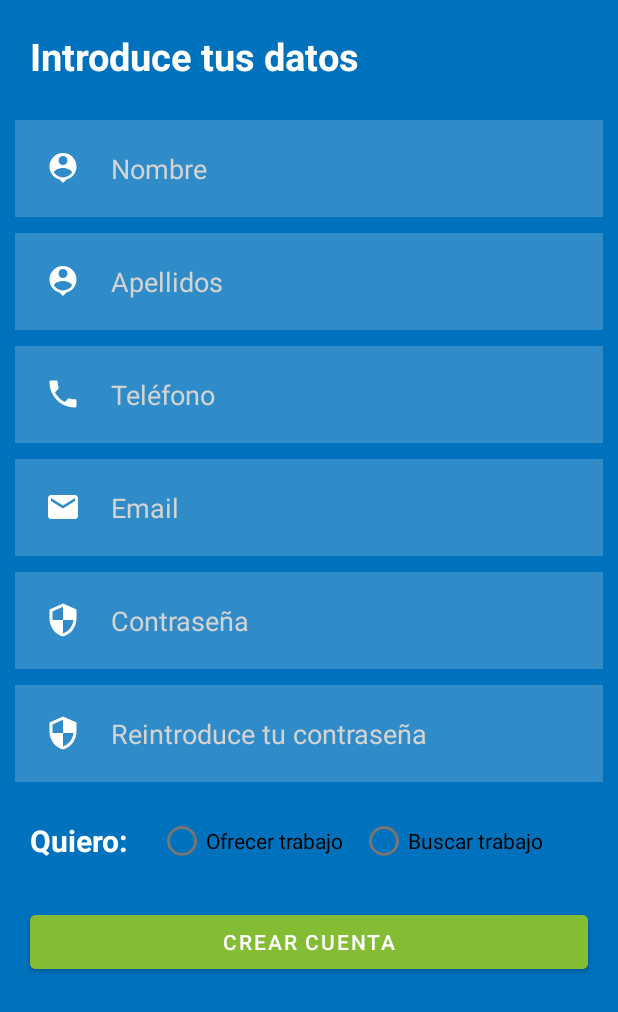
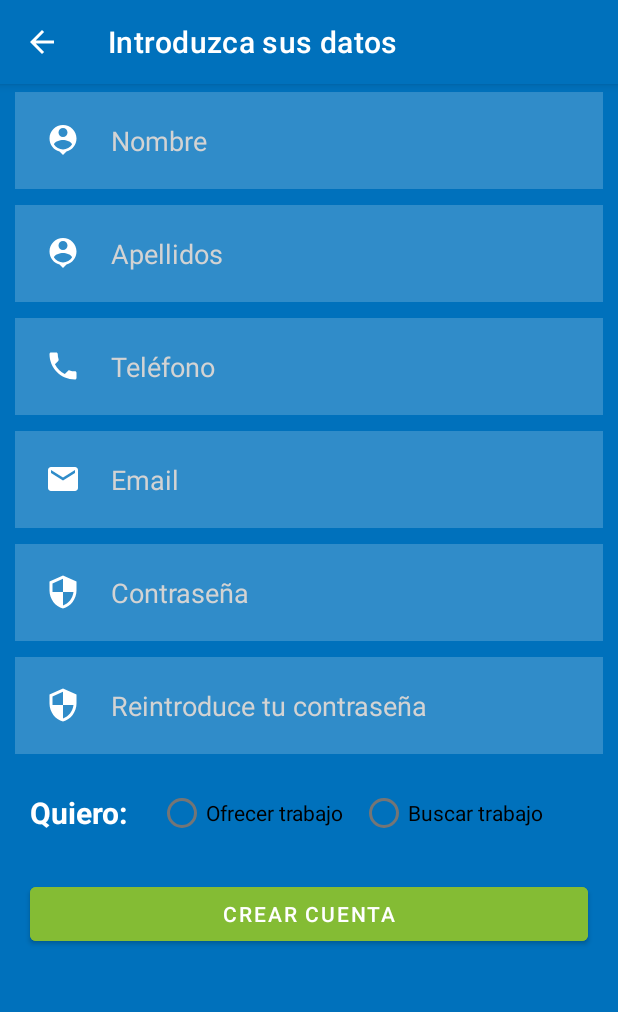
Before and after one commit to hernanes338/EmpleLoja_Agricola, an Android app: the SignUp screen opened directly, with no data from a screen before it, on a phone screen of 412 x 824 dp. Shown: the top 1012 px of the screen. Run offline under Robolectric (Android 15) with nearby library versions, the phone set to English and light mode, and no system bars; our stand-ins replace Volley.

Commit message:
Edicion de las barras de estado signup y main activity. Diseno de la vista de la actividad principal

```diff
--- a/app/src/main/java/com/aureliohernandez/EmpleLoja_Agricola/LogIn.java
+++ b/app/src/main/java/com/aureliohernandez/EmpleLoja_Agricola/LogIn.java
@@ -76,15 +76,13 @@ import java.util.Map;
                     public void onResponse(String response) {
                         Log.d("res", response);
                         if (response.equals("success")) {
-                            Toast.makeText(LogIn.this, "Log in Successful", Toast.LENGTH_SHORT).show();
                             SharedPreferences sharedPref = getSharedPreferences("LogIn", Context.MODE_PRIVATE);
                             SharedPreferences.Editor edit = sharedPref.edit();
                             edit.putBoolean("loginStatus", true);
                             edit.commit();
-                            Toast.makeText(getApplicationContext(), "Se ha almacenado la configuracion", Toast.LENGTH_SHORT).show();
                             toMainActivity();
                         } else if (response.equals("failure")) {
-                            Toast.makeText(getApplicationContext(), "Invalid Login Id/Password", Toast.LENGTH_SHORT).show();
+                            Toast.makeText(getApplicationContext(), "Correo electrónico o contraseña incorrectos", Toast.LENGTH_SHORT).show();
                         }
                     }
                 }, new Response.ErrorListener() {
@@ -104,7 +102,7 @@ import java.util.Map;
                 RequestQueue requestQueue = Volley.newRequestQueue(getApplicationContext());
                 requestQueue.add(stringRequest);
             }else{
-                Toast.makeText(this, "Fields can not be empty!", Toast.LENGTH_SHORT).show();
+                Toast.makeText(this, "Todos los campos son obligatorios", Toast.LENGTH_SHORT).show();
             }
         }
 
--- a/app/src/main/java/com/aureliohernandez/EmpleLoja_Agricola/SignUp.java
+++ b/app/src/main/java/com/aureliohernandez/EmpleLoja_Agricola/SignUp.java
@@ -2,14 +2,18 @@ package com.aureliohernandez.EmpleLoja_Agricola;
 
 import android.content.Intent;
 import android.os.Bundle;
+import android.view.MenuItem;
 import android.view.View;
 import android.widget.Button;
 import android.widget.EditText;
 import android.widget.RadioGroup;
 import android.widget.Toast;
 
+import androidx.annotation.NonNull;
 import androidx.annotation.Nullable;
+import androidx.appcompat.app.ActionBar;
 import androidx.appcompat.app.AppCompatActivity;
+import androidx.appcompat.widget.Toolbar;
 
 import com.android.volley.AuthFailureError;
 import com.android.volley.Request;
@@ -34,6 +38,13 @@ public class SignUp extends AppCompatActivity {
     protected void onCreate(@Nullable Bundle savedInstanceState) {
         super.onCreate(savedInstanceState);
         setContentView(R.layout.activity_sign_up_screen);
+        Toolbar toolbar = findViewById(R.id.toolbar);
+        setSupportActionBar(toolbar);
+        ActionBar actionBar = getSupportActionBar();
+        // showing the back button in action bar
+        actionBar.setDisplayHomeAsUpEnabled(true);
+        actionBar.setTitle("Introduzca sus datos");
+
         nameField = (EditText) findViewById(R.id.name);
         surnameField = (EditText) findViewById(R.id.surname);
         phoneField = (EditText) findViewById(R.id.phone);
@@ -70,6 +81,18 @@ public class SignUp extends AppCompatActivity {
 
     }
 
+    // this event will enable the back
+    // function to the button on press
+    @Override
+    public boolean onOptionsItemSelected(@NonNull MenuItem item) {
+        switch (item.getItemId()) {
+            case android.R.id.home:
+                toLogInScreen();
+                return true;
+        }
+        return super.onOptionsItemSelected(item);
+    }
+
     public void signUp() {
         name = nameField.getText().toString().trim();
         surname = surnameField.getText().toString().trim();
@@ -80,16 +103,16 @@ public class SignUp extends AppCompatActivity {
 
         if (!name.equals("") && !surname.equals("") && !phone.equals("") && !email.equals("") && !password.equals("") && !repassword.equals("") && !role.equals("")) {
             if(!password.equals(repassword)) {
-                Toast.makeText(SignUp.this, "La contrasena no coincide", Toast.LENGTH_SHORT).show();
+                Toast.makeText(SignUp.this, "La contraseña no coincide", Toast.LENGTH_SHORT).show();
             } else {
                 StringRequest stringRequest = new StringRequest(Request.Method.POST, URL, new Response.Listener<String>() {
                     @Override
                     public void onResponse(String response) {
                         if (response.equals("success")) {
-                            Toast.makeText(SignUp.this, "Cuenta creada", Toast.LENGTH_SHORT).show();
+                            Toast.makeText(SignUp.this, "Cuenta de usuario creada", Toast.LENGTH_SHORT).show();
                             toLogInScreen();
                         } else if (response.equals("failure")) {
-                            Toast.makeText(SignUp.this, "La cuenta no pudo ser creada", Toast.LENGTH_SHORT).show();
+                            Toast.makeText(SignUp.this, "La cuenta de usuario no ha sido creada", Toast.LENGTH_SHORT).show();
                         }
                     }
                 }, new Response.ErrorListener() {
@@ -114,7 +137,7 @@ public class SignUp extends AppCompatActivity {
                 requestQueue.add(stringRequest);
             }
         } else{
-            Toast.makeText(this, "Fields can not be empty!", Toast.LENGTH_SHORT).show();
+            Toast.makeText(this, "Todos los campos son obligatorios", Toast.LENGTH_SHORT).show();
         }
 
 
--- a/app/src/main/res/layout/activity_sign_up_screen.xml
+++ b/app/src/main/res/layout/activity_sign_up_screen.xml
@@ -7,25 +7,15 @@
     android:background="@color/colorPrimary"
     tools:context=".SignUp">
 
-    <TextView
-        android:id="@+id/signUpScreenText"
-        android:layout_width="match_parent"
-        android:layout_height="wrap_content"
-        android:layout_marginStart="20dp"
-        android:layout_marginTop="20dp"
-        android:layout_marginEnd="20dp"
-        android:layout_marginBottom="20dp"
-        android:text="Introduce tus datos"
-        android:textAlignment="textStart"
-        android:textColor="@color/white"
-        android:textSize="25sp"
-        android:textStyle="bold" />
+    <include
+        android:id="@+id/toolbar"
+        layout="@layout/toolbar" />
 
     <EditText
         android:id="@+id/name"
         android:layout_width="match_parent"
         android:layout_height="wrap_content"
-        android:layout_below="@+id/signUpScreenText"
+        android:layout_below="@+id/toolbar"
         android:layout_marginStart="10dp"
         android:layout_marginTop="5dp"
         android:layout_marginEnd="10dp"
--- a/app/src/main/res/layout/toolbar.xml
+++ b/app/src/main/res/layout/toolbar.xml
@@ -7,6 +7,4 @@
     android:elevation="4dp"
     android:theme="@style/ThemeOverlay.AppCompat.Dark.ActionBar"
     app:popupTheme="@style/ThemeOverlay.AppCompat.Light">
-
-
 </androidx.appcompat.widget.Toolbar>
--- a/app/src/main/res/menu/toolbar_menu.xml
+++ b/app/src/main/res/menu/toolbar_menu.xml
@@ -1,12 +1,6 @@
 <?xml version="1.0" encoding="utf-8"?>
 <menu xmlns:android="http://schemas.android.com/apk/res/android">
     <item android:id="@+id/item1"
-    android:title="Mis trabajos" />
-    <item android:id="@+id/item2"
-        android:title="Crear trabajo" />
-    <item android:id="@+id/item3"
-        android:title="Refrescar lista" />
-    <item android:id="@+id/item4"
         android:title="Cerrar sesion" />
 
 </menu>
```
Also changed, not shown: app/src/main/java/com/aureliohernandez/EmpleLoja_Agricola/MainActivity.java (+5 -9 lines), app/src/main/res/drawable/ic_baseline_edit_24.xml (added, +10 -0 lines), app/src/main/res/layout/activity_main.xml (+5 -2 lines), app/src/main/res/layout/bottom_navigation.xml (added, +15 -0 lines), app/src/main/res/menu/bottom_navigation.xml (added, +13 -0 lines).
